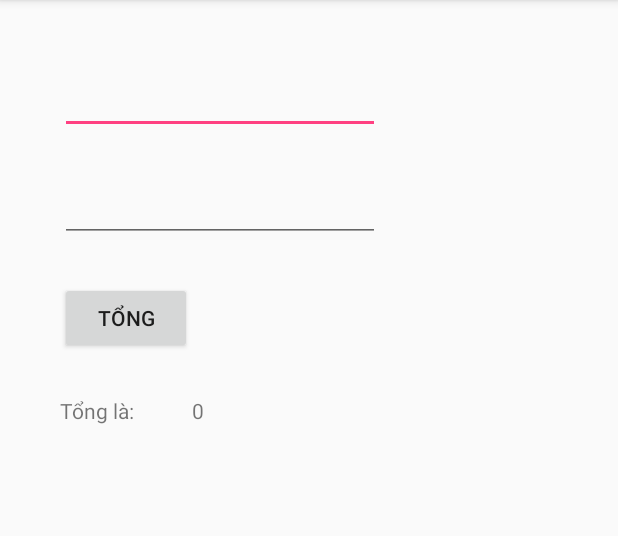
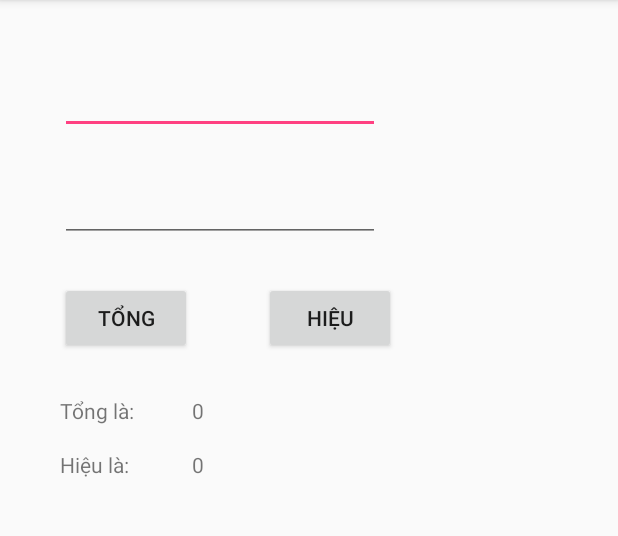
Before and after one commit to hieutran111/KiemTraTK1, an Android app: the screen it shows after launch (MainActivity), after a tap on "TỔNG", on a phone screen of 412 x 824 dp, the part 84-620 px from its top. Run offline under Robolectric (Android 15) with nearby library versions, the phone set to English and light mode, and no system bars; 2 statements that could not run were skipped; 1 other tap on this screen came first.

Commit message:
commit bai 2

```diff
--- a/app/src/main/java/com/example/student/kiemtra/MainActivity.java
+++ b/app/src/main/java/com/example/student/kiemtra/MainActivity.java
@@ -8,9 +8,9 @@ import android.widget.EditText;
 import android.widget.TextView;
 
 public class MainActivity extends AppCompatActivity {
-    Button btnTong;
+    Button btnTong, btnHieu;
     EditText edtA, edtB;
-    TextView txtTong;
+    TextView txtTong, txtHieu;
     @Override
     protected void onCreate(Bundle savedInstanceState) {
         super.onCreate(savedInstanceState);
@@ -19,6 +19,8 @@ public class MainActivity extends AppCompatActivity {
         edtA = findViewById(R.id.edtA);
         edtB = findViewById(R.id.edtB);
         txtTong = findViewById(R.id.txtTong);
+        btnHieu = findViewById(R.id.btnHieu);
+        txtHieu = findViewById(R.id.txtHieu);
 
         btnTong.setOnClickListener(new View.OnClickListener() {
             @Override
@@ -28,5 +30,14 @@ public class MainActivity extends AppCompatActivity {
                 txtTong.setText(Integer.toString(a+b));
             }
         });
+
+        btnHieu.setOnClickListener(new View.OnClickListener() {
+            @Override
+            public void onClick(View view) {
+                int a = Integer.parseInt(edtA.getText().toString());
+                int b = Integer.parseInt(edtB.getText().toString());
+                txtHieu.setText(Integer.toString(a-b));
+            }
+        });
     }
 }
--- a/app/src/main/res/layout/activity_main.xml
+++ b/app/src/main/res/layout/activity_main.xml
@@ -5,6 +5,26 @@
     android:layout_width="match_parent"
     android:layout_height="match_parent"
     tools:context=".MainActivity">
+
+    <TextView
+        android:id="@+id/txtHieu"
+        android:layout_width="wrap_content"
+        android:layout_height="wrap_content"
+        android:layout_marginStart="128dp"
+        android:layout_marginTop="300dp"
+        app:layout_constraintStart_toStartOf="parent"
+        app:layout_constraintTop_toTopOf="parent"
+        tools:text="0" />
+
+    <TextView
+        android:id="@+id/textView2"
+        android:layout_width="wrap_content"
+        android:layout_height="wrap_content"
+        android:layout_marginStart="40dp"
+        android:layout_marginTop="300dp"
+        android:text="Hiệu là: "
+        app:layout_constraintStart_toStartOf="parent"
+        app:layout_constraintTop_toTopOf="parent" />
 
     <TextView
         android:id="@+id/txtTong"
@@ -39,6 +59,16 @@
         app:layout_constraintTop_toTopOf="parent" />
 
     <Button
+        android:id="@+id/btnHieu"
+        android:layout_width="wrap_content"
+        android:layout_height="wrap_content"
+        android:layout_marginStart="176dp"
+        android:layout_marginTop="188dp"
+        android:text="Hiệu"
+        app:layout_constraintStart_toStartOf="parent"
+        app:layout_constraintTop_toTopOf="parent" />
+
+    <Button
         android:id="@+id/btnTong"
         android:layout_width="wrap_content"
         android:layout_height="wrap_content"
```
